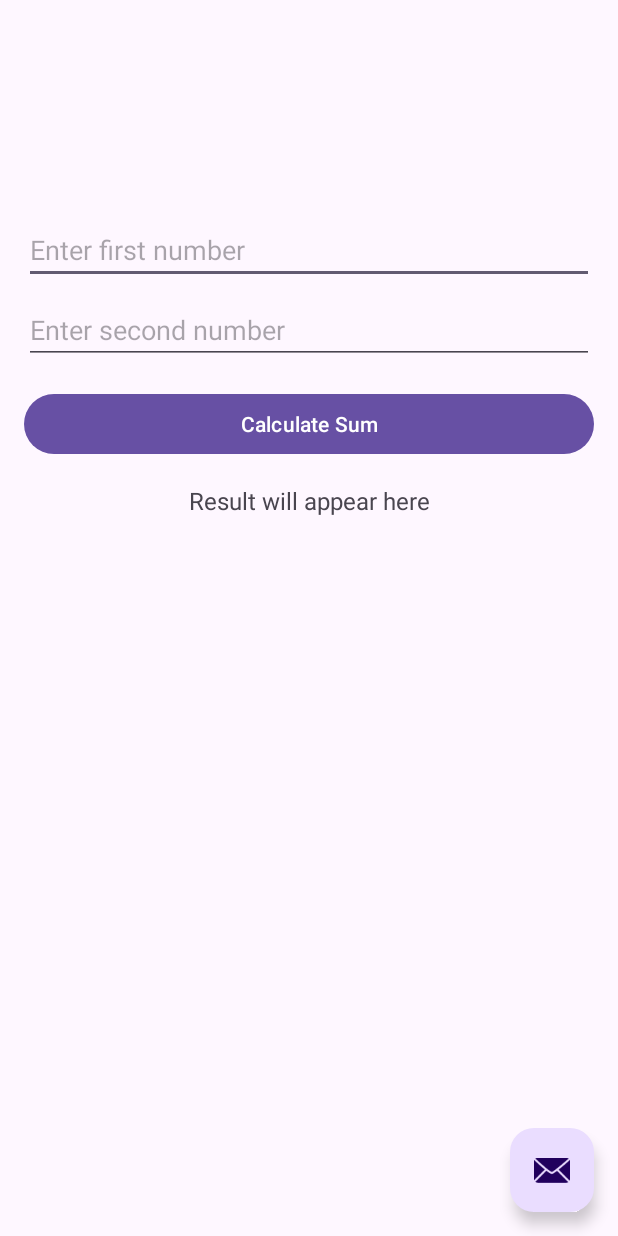
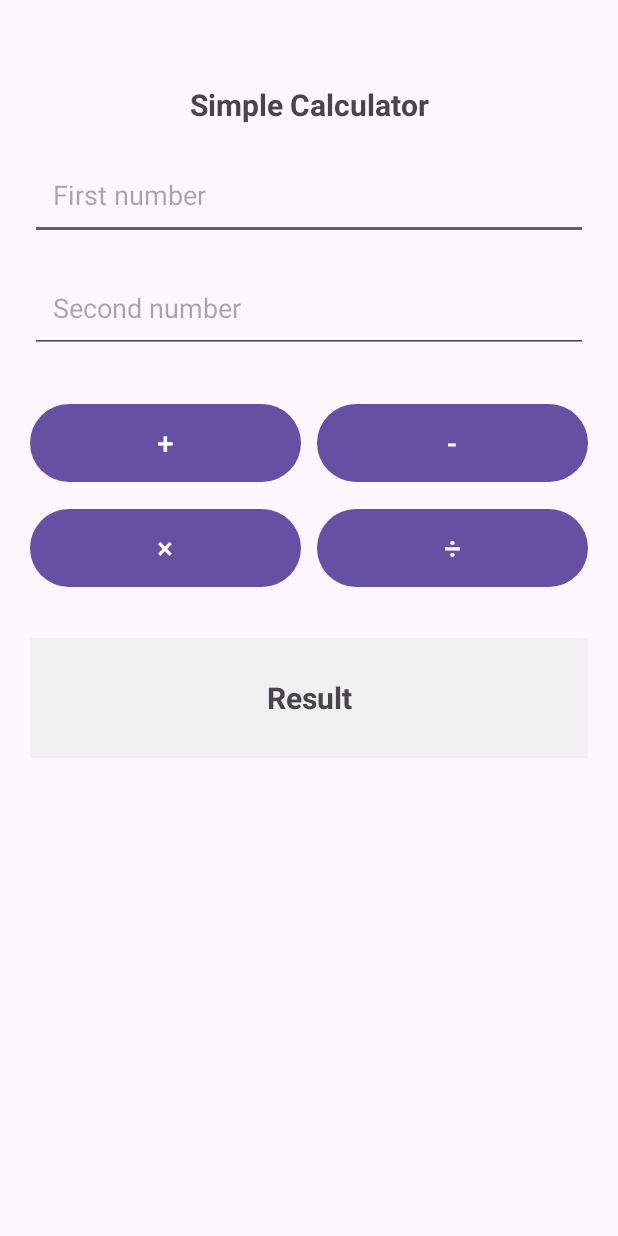
Before and after one commit to EKasuti/AIT-SimpleCalculator, an Android app: the screen it shows after launch (MainActivity), on a phone screen of 412 x 824 dp. Run offline under Robolectric (Android 15) with nearby library versions, the phone set to English and light mode, and no system bars.

```diff
--- a/app/src/main/java/com/example/simplecalculator/MainActivity.kt
+++ b/app/src/main/java/com/example/simplecalculator/MainActivity.kt
@@ -1,6 +1,7 @@
 package com.example.simplecalculator
 
 import android.os.Bundle
+import android.widget.Toast
 import androidx.appcompat.app.AppCompatActivity
 import com.example.simplecalculator.databinding.ActivityMainBinding
 
@@ -14,16 +15,39 @@ class MainActivity : AppCompatActivity() {
         binding = ActivityMainBinding.inflate(layoutInflater)
         setContentView(binding.root)
 
-        binding.btnShow.setOnClickListener {
-            try {
-                var numA = binding.etNumA.text.toString().toInt()
-                var numB = binding.etNumB.text.toString().toInt()
-                var sum = numA + numB
+        binding.btnAdd.setOnClickListener {
+            calculate { a, b -> a + b }
+        }
 
-                binding.tvData.text = "Result: $sum"
-            } catch (e: Exception) {
-                binding.tvData.text = "Error: ${e.message}"
-            }
+        binding.btnSubtract.setOnClickListener {
+            calculate { a, b -> a - b }
+        }
+
+        binding.btnMultiply.setOnClickListener {
+            calculate { a, b -> a * b }
+        }
+
+        binding.btnDivide.setOnClickListener {
+            calculate { a, b -> a / b }
+        }
+    }
+
+    private fun calculate(operation: (Double, Double) -> Double) {
+        val numA = binding.etNumA.text.toString()
+        val numB = binding.etNumB.text.toString()
+
+        if (numA.isEmpty() || numB.isEmpty()) {
+            Toast.makeText(this, "Please enter both numbers", Toast.LENGTH_SHORT).show()
+            return
+        }
+
+        try {
+            val a = numA.toDouble()
+            val b = numB.toDouble()
+            val result = operation(a, b)
+            binding.tvData.text = "Result: $result"
+        } catch (e: Exception) {
+            Toast.makeText(this, "Please enter valid numbers", Toast.LENGTH_SHORT).show()
         }
     }
 }
--- a/app/src/main/res/layout/activity_main.xml
+++ b/app/src/main/res/layout/activity_main.xml
@@ -1,75 +1,103 @@
 <?xml version="1.0" encoding="utf-8"?>
-<androidx.coordinatorlayout.widget.CoordinatorLayout xmlns:android="http://schemas.android.com/apk/res/android"
-    xmlns:app="http://schemas.android.com/apk/res-auto"
-    xmlns:tools="http://schemas.android.com/tools"
+<LinearLayout xmlns:android="http://schemas.android.com/apk/res/android"
     android:layout_width="match_parent"
     android:layout_height="match_parent"
-    android:fitsSystemWindows="true"
-    tools:context=".MainActivity">
+    android:orientation="vertical"
+    android:padding="20dp">
 
-    <com.google.android.material.appbar.AppBarLayout
+    <TextView
         android:layout_width="match_parent"
-        android:layout_height="wrap_content"
-        android:fitsSystemWindows="true">
+        android:layout_height="80dp"
+        android:gravity="center"
+        android:text="Simple Calculator"
+        android:textSize="20sp"
+        android:textStyle="bold"
+        android:paddingTop="20dp"
+        />
 
-        <com.google.android.material.appbar.MaterialToolbar
-            android:id="@+id/toolbar"
-            android:layout_width="match_parent"
-            android:layout_height="?attr/actionBarSize" />
-
-    </com.google.android.material.appbar.AppBarLayout>
-
-    <!-- <include layout="@layout/content_main" /> -->
-
-    <!-- Calculator UI Elements -->
-    <LinearLayout
-        android:layout_width="match_parent"
-        android:layout_height="wrap_content"
-        android:layout_marginTop="?attr/actionBarSize"
-        android:orientation="vertical"
-        android:padding="16dp"
-        app:layout_behavior="@string/appbar_scrolling_view_behavior">
-
+    <!-- Input boxes -->
     <EditText
         android:id="@+id/etNumA"
         android:layout_width="match_parent"
-            android:layout_height="wrap_content"
-            android:layout_marginBottom="8dp"
-            android:hint="Enter first number"
-            android:inputType="number" />
+        android:layout_height="60dp"
+        android:layout_marginBottom="15dp"
+        android:hint="First number"
+        android:inputType="numberDecimal|numberSigned"
+        android:padding="15dp"
+        android:textSize="18sp" />
 
     <EditText
         android:id="@+id/etNumB"
         android:layout_width="match_parent"
+        android:layout_height="60dp"
+        android:layout_marginBottom="30dp"
+        android:hint="Second number"
+        android:inputType="numberDecimal|numberSigned"
+        android:padding="15dp"
+        android:textSize="18sp" />
+
+    <!-- Button grid 2x2 -->
+    <LinearLayout
+        android:layout_width="match_parent"
         android:layout_height="wrap_content"
-            android:layout_marginBottom="16dp"
-            android:hint="Enter second number"
-            android:inputType="number" />
+        android:orientation="horizontal"
+        android:layout_marginBottom="10dp">
 
         <Button
-            android:id="@+id/btnShow"
+            android:id="@+id/btnAdd"
+            android:layout_width="0dp"
+            android:layout_height="60dp"
+            android:layout_weight="1"
+            android:layout_marginEnd="5dp"
+            android:text="+"
+            android:textSize="20sp" />
+
+        <Button
+            android:id="@+id/btnSubtract"
+            android:layout_width="0dp"
+            android:layout_height="60dp"
+            android:layout_weight="1"
+            android:layout_marginStart="5dp"
+            android:text="-"
+            android:textSize="20sp" />
+
+    </LinearLayout>
+
+    <LinearLayout
         android:layout_width="match_parent"
         android:layout_height="wrap_content"
-            android:layout_marginBottom="16dp"
-            android:text="Calculate Sum" />
+        android:orientation="horizontal"
+        android:layout_marginBottom="30dp">
 
+        <Button
+            android:id="@+id/btnMultiply"
+            android:layout_width="0dp"
+            android:layout_height="60dp"
+            android:layout_weight="1"
+            android:layout_marginEnd="5dp"
+            android:text="×"
+            android:textSize="20sp" />
+
+        <Button
+            android:id="@+id/btnDivide"
+            android:layout_width="0dp"
+            android:layout_height="60dp"
+            android:layout_weight="1"
+            android:layout_marginStart="5dp"
+            android:text="÷"
+            android:textSize="20sp" />
+
+    </LinearLayout>
+
+    <!-- Result box -->
     <TextView
         android:id="@+id/tvData"
         android:layout_width="match_parent"
-            android:layout_height="wrap_content"
+        android:layout_height="80dp"
         android:gravity="center"
-            android:text="Result will appear here"
-            android:textSize="16sp" />
+        android:text="Result"
+        android:textSize="20sp"
+        android:textStyle="bold"
+        android:background="#f0f0f0" />
 
 </LinearLayout>
-
-    <com.google.android.material.floatingactionbutton.FloatingActionButton
-        android:id="@+id/fab"
-        android:layout_width="wrap_content"
-        android:layout_height="wrap_content"
-        android:layout_gravity="bottom|end"
-        android:layout_marginEnd="@dimen/fab_margin"
-        android:layout_marginBottom="16dp"
-        app:srcCompat="@android:drawable/ic_dialog_email" />
-
-</androidx.coordinatorlayout.widget.CoordinatorLayout>
```
Lines whose indentation alone changed are shown as unchanged.
